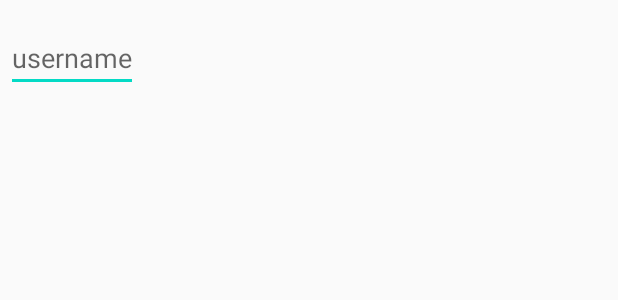
After one commit to s529428/Jack-O-Lantern-SOS, an Android app: the layout dialog_username.xml on its own in the app's theme, with its tools: preview values and no code run, on a phone screen of 412 x 824 dp. The commit adds this screen. Shown: the top 300 px of the screen. Run offline under Robolectric (Android 15) with nearby library versions, the phone set to English and light mode, and no system bars.

Commit message:
Added private save functionality. Via SharedPreferences for username

```diff
--- /dev/null
+++ b/app/src/main/res/layout/dialog_username.xml
@@ -0,0 +1,17 @@
+<?xml version="1.0" encoding="utf-8"?>
+<LinearLayout xmlns:android="http://schemas.android.com/apk/res/android"
+    android:layout_width="wrap_content"
+    android:layout_height="wrap_content"
+    android:orientation="vertical">
+
+    <EditText
+        android:id="@+id/username"
+        android:layout_width="match_parent"
+        android:layout_height="wrap_content"
+        android:layout_marginLeft="4dp"
+        android:layout_marginTop="16dp"
+        android:layout_marginRight="4dp"
+        android:layout_marginBottom="4dp"
+        android:hint="username"
+        android:inputType="text" />
+</LinearLayout>
```
Also changed, not shown: app/src/main/java/com/example/jackolanternsos/MainActivity.java (+45 -6 lines), app/src/main/java/com/example/jackolanternsos/UsernameSaveDialogFragment.java (added, +57 -0 lines).
